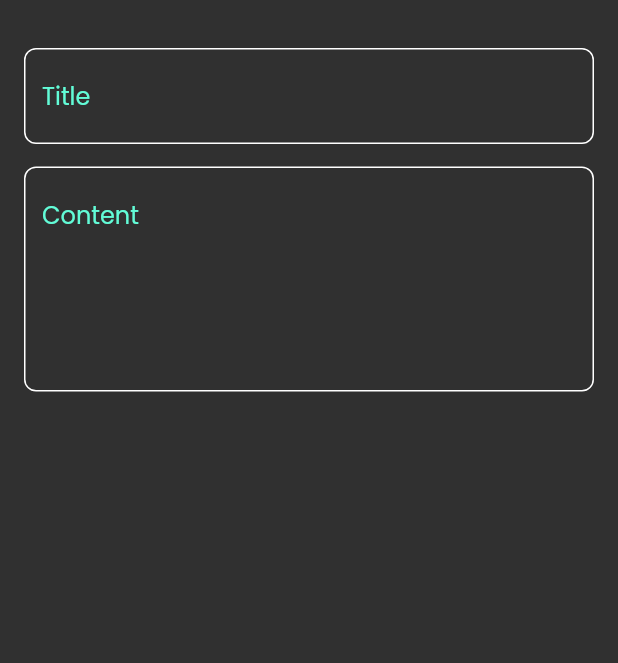
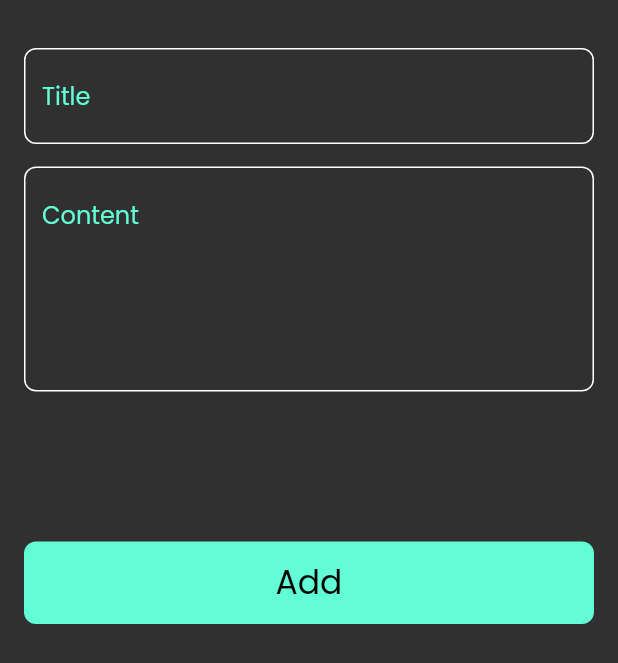
Before and after one commit to George-Samir88/notes_app, a Flutter app: the AddNoteBottomSheet widget shown alone on an empty page, opened directly, on a phone screen of 412 x 824 dp. Shown: the top 663 px of the screen. Run offline on Flutter 3.47's test engine with Material 2 defaults, Android fonts, the phone set to English and light mode, and no system bars.

Commit message:
finish bottom sheet ui

```diff
--- a/lib/reusable/add_note_bottom_sheet.dart
+++ b/lib/reusable/add_note_bottom_sheet.dart
@@ -1,5 +1,6 @@
 import 'package:flutter/cupertino.dart';
 import 'package:flutter/material.dart';
+import 'package:notes_app/reusable/custom_button.dart';
 import 'package:notes_app/reusable/custom_text_field.dart';
 
 class AddNoteBottomSheet extends StatelessWidget {
@@ -7,8 +8,9 @@ class AddNoteBottomSheet extends StatelessWidget {
 
   @override
   Widget build(BuildContext context) {
-    return Container(
-      child: Padding(
+    return SingleChildScrollView(
+      child: Container(
+        child: const Padding(
           padding: EdgeInsets.symmetric(horizontal: 16.0, vertical: 32.0),
           child: Column(
             children: [
@@ -17,15 +19,20 @@ class AddNoteBottomSheet extends StatelessWidget {
                 maxLines: 1,
               ),
               Padding(
-              padding: EdgeInsets.only(
-                top: 15.0
-              ),
+                padding: EdgeInsets.only(top: 15.0),
                 child: CustomTextField(
                   hint: 'Content',
                   maxLines: 5,
                 ),
               ),
+              Padding(
+                padding: const EdgeInsets.only(
+                  top: 100.0,
+                ),
+                child: CustomButton(),
+              ),
             ],
+          ),
         ),
       ),
     );
--- /dev/null
+++ b/lib/reusable/custom_button.dart
@@ -0,0 +1,25 @@
+import 'package:flutter/material.dart';
+import 'package:notes_app/constants/constants.dart';
+
+class CustomButton extends StatelessWidget {
+  const CustomButton({super.key});
+
+  @override
+  Widget build(BuildContext context) {
+    return Container(
+      height: 55.0,
+      width: MediaQuery.of(context).size.width,
+      decoration: BoxDecoration(
+        color: kPrimaryColor,
+        borderRadius: BorderRadius.circular(8.0),
+      ),
+      child: const Center(
+        child: Text(
+          'Add',
+          style: TextStyle(
+              color: Colors.black, fontSize: 22.0, fontWeight: FontWeight.w500),
+        ),
+      ),
+    );
+  }
+}
```
Lines whose indentation alone changed are shown as unchanged.
